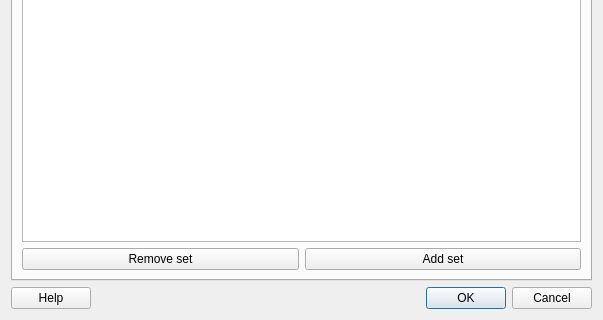
Qt form guismoothsurface.ui (enGits/engrid) before a commit; both pictures show x 0 to 603 and y 240 to 560 of the 603 by 560 pixel window.
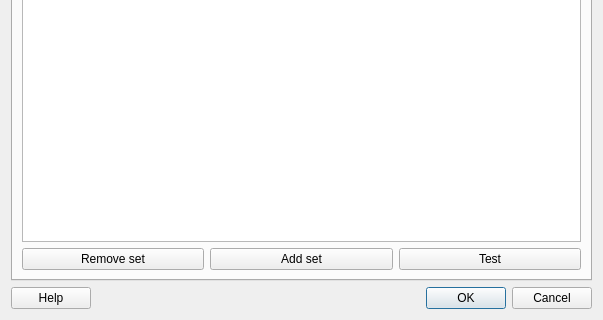
The same form after that commit. Icons and pictures are not drawn.

```diff
--- a/guismoothsurface.ui
+++ b/guismoothsurface.ui
@@ -357,6 +357,13 @@
            </property>
           </widget>
          </item>
+         <item>
+          <widget class="QPushButton" name="pushButton_TestSet" >
+           <property name="text" >
+            <string>Test</string>
+           </property>
+          </widget>
+         </item>
         </layout>
        </item>
       </layout>
```
